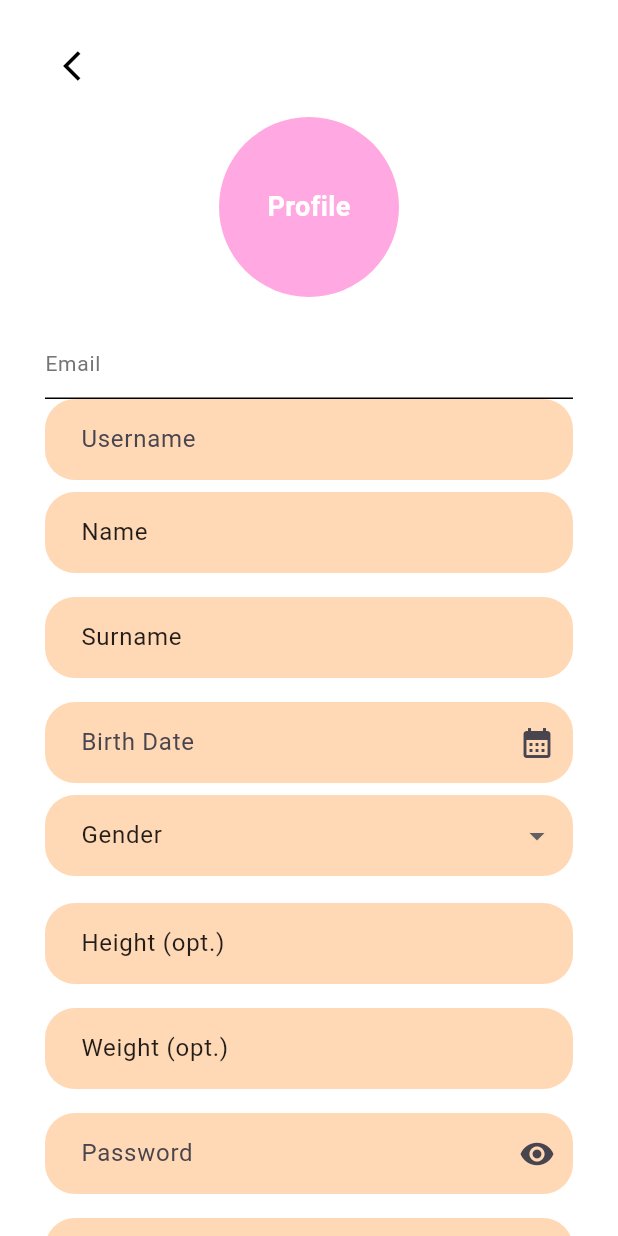
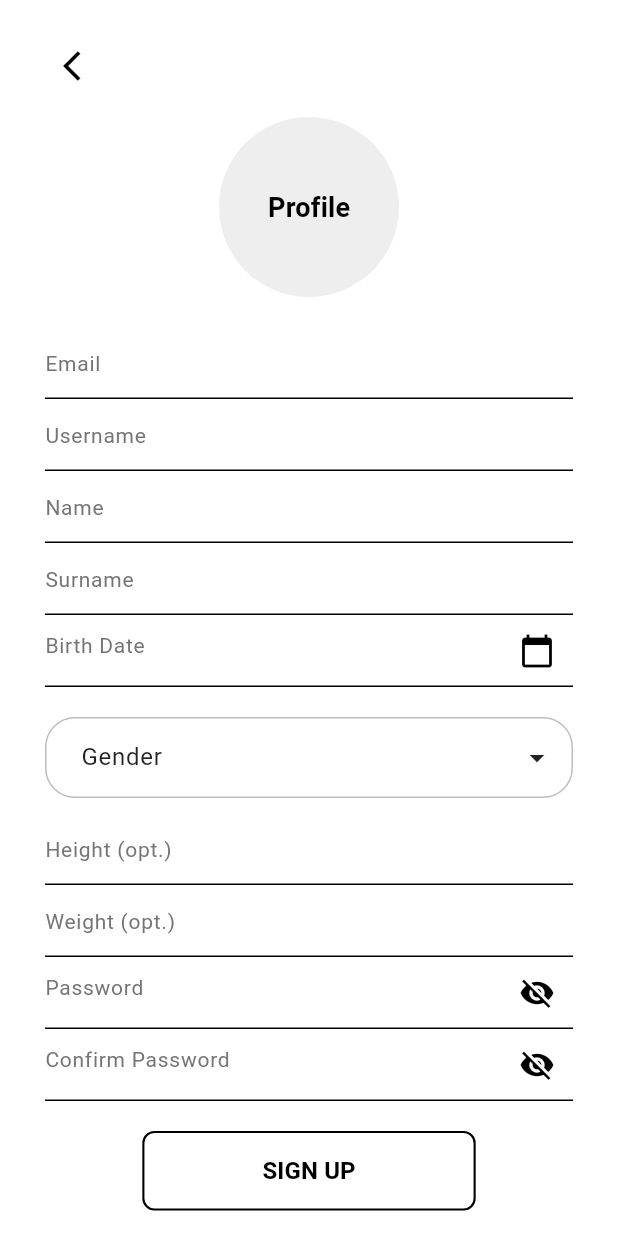
Before and after one commit to Elifsudeozmen/se380gymprojectt, a Flutter app: the screen it shows after launch, after a tap on "Sign Up", on a phone screen of 412 x 824 dp. Run offline on Flutter 3.47's test engine with Material 3 defaults, Android fonts, the phone set to English and light mode, and no system bars; our stand-ins replace cloud_firestore, firebase_auth, firebase_core; accounts and stored records are empty.

Commit message:
ui design change

```diff
--- a/lib/_lib/features/profile_page/presentation/profile_page.dart
+++ b/lib/_lib/features/profile_page/presentation/profile_page.dart
@@ -84,21 +84,46 @@ class _ProfilePageState extends State<ProfilePage> {
                 ProfileTextField(label: "Surname", controller: surnameCtrl),
 
                 ProfileDateField(label: "Birth Date", controller: birthCtrl),
-
+                const SizedBox(height: 20),
                 DropdownButtonFormField<String>(
   decoration: InputDecoration(
     labelText: "Gender",
     labelStyle: const TextStyle(color: Colors.black87),
     filled: true,
-                    fillColor: const Color(0xFFFFD8B5),
+    fillColor: Colors.white,
     border: OutlineInputBorder(
       borderRadius: BorderRadius.circular(20),
-                      borderSide: BorderSide.none,
+      borderSide: const BorderSide(
+        color: Colors.black26,
+      ),
+    ),
+    enabledBorder: OutlineInputBorder(
+      borderRadius: BorderRadius.circular(20),
+      borderSide: const BorderSide(
+        color: Colors.black26,
+      ),
+    ),
+    focusedBorder: OutlineInputBorder(
+      borderRadius: BorderRadius.circular(20),
+      borderSide: const BorderSide(
+        color: Colors.black,
+        width: 1.3,
+      ),
     ),
     contentPadding: const EdgeInsets.symmetric(
       horizontal: 20,
       vertical: 15,
     ),
+  ),
+  icon: const Icon(
+    Icons.arrow_drop_down,
+    color: Colors.black87,
+  ),
+  dropdownColor: Colors.white,
+  style: const TextStyle(
+    color: Colors.black,
+    fontSize: 16,
+    fontWeight: FontWeight.w500,
   ),
   value: selectedGender,
   items: const [
@@ -106,10 +131,9 @@ class _ProfilePageState extends State<ProfilePage> {
     DropdownMenuItem(value: "Female", child: Text("Female")),
     DropdownMenuItem(value: "Other", child: Text("Other")),
   ],
-                  onChanged: (value) {
-                    setState(() => selectedGender = value);
-                  },
+  onChanged: (value) => setState(() => selectedGender = value),
 ),
+
 
                 const SizedBox(height: 10),
                 ProfileTextField(
--- a/lib/_lib/features/profile_page/presentation/widgets/password_field.dart
+++ b/lib/_lib/features/profile_page/presentation/widgets/password_field.dart
@@ -23,26 +23,35 @@ class _PasswordFieldState extends State<PasswordField> {
 
   @override
   Widget build(BuildContext context) {
-    return Padding(
-      padding: const EdgeInsets.symmetric(vertical: 8.0),
-      child: TextField(
-        controller: internalController,
-        obscureText: _obscure,
-        decoration: InputDecoration(
-          labelText: widget.label,
-          filled: true,
-          fillColor: const Color(0xFFFFD8B5),
-          border: OutlineInputBorder(
-            borderRadius: BorderRadius.circular(20),
-            borderSide: BorderSide.none,
+    return TextField(
+      controller: internalController,
+      obscureText: _obscure,
+      cursorColor: Colors.black,
+      decoration: InputDecoration(
+        hintText: widget.label,
+        hintStyle: TextStyle(
+          fontSize: 14,
+          color: Colors.grey.shade600,
+        ),
+        suffixIcon: IconButton(
+          icon: Icon(
+            _obscure ? Icons.visibility_off : Icons.visibility,
+            color: Colors.black,
           ),
-          contentPadding: const EdgeInsets.symmetric(horizontal: 20, vertical: 15),
-          suffixIcon: IconButton(
-            icon: Icon(_obscure ? Icons.visibility : Icons.visibility_off),
-            onPressed: () => setState(() => _obscure = !_obscure),
-          ),
+          onPressed: () {
+            setState(() {
+              _obscure = !_obscure;
+            });
+          },
+        ),
+        enabledBorder: const UnderlineInputBorder(
+          borderSide: BorderSide(color: Colors.black, width: 1),
+        ),
+        focusedBorder: const UnderlineInputBorder(
+          borderSide: BorderSide(color: Colors.black, width: 1.2),
         ),
       ),
+      style: const TextStyle(fontSize: 16, color: Colors.black),
     );
   }
 
--- a/lib/_lib/features/profile_page/presentation/widgets/profile_avatar.dart
+++ b/lib/_lib/features/profile_page/presentation/widgets/profile_avatar.dart
@@ -6,26 +6,15 @@ class ProfileAvatar extends StatelessWidget {
 
   @override
   Widget build(BuildContext context) {
-    //daire şeklinde bir avatar olsun diye container kullandım
-    return Container(
-      width: 120,
-      height: 120,
-      // daire şekli ve arka plan rengini decoration ile ayarlıyorum BoxDecoration ile
-      decoration: const BoxDecoration(
-        color: Color.fromARGB(255, 255, 168, 225),
-        //containerı daire şekline sokmak için noralde dikdörtgen olur ama burada shape ile  tam daire yaptık
-        shape: BoxShape.circle,
-      ),
-      //dairenin ortasında "Profile" yazısı olacak
-      child: const Center(
-        child: Text(
-          "Profile",
-          style: TextStyle(
-            fontSize: 18,
-            // yazıyı kalın yaptım
-            fontWeight: FontWeight.bold,
-            color: Colors.white,
-          ),
+    return CircleAvatar(
+      radius: 60,
+      backgroundColor: Colors.grey.shade200,
+      child: const Text(
+        "Profile",
+        style: TextStyle(
+          fontSize: 18,
+          fontWeight: FontWeight.bold,
+          color: Colors.black,
         ),
       ),
     );
--- a/lib/_lib/features/profile_page/presentation/widgets/profile_datefield.dart
+++ b/lib/_lib/features/profile_page/presentation/widgets/profile_datefield.dart
@@ -41,30 +41,31 @@ class _ProfileDateFieldState extends State<ProfileDateField> {
 
   @override
   Widget build(BuildContext context) {
-    return Padding(
-      padding: const EdgeInsets.symmetric(vertical: 8.0),
-      child: TextField(
-        controller: internalController,
-        readOnly: true,
-        onTap: _pickDate,
-        decoration: InputDecoration(
-          labelText: widget.label,
-          filled: true,
-          fillColor: const Color(0xFFFFD8B5),
-          border: OutlineInputBorder(
-            borderRadius: BorderRadius.circular(20),
-            borderSide: BorderSide.none,
-          ),
-          contentPadding: const EdgeInsets.symmetric(horizontal: 20, vertical: 15),
-          suffixIcon: const Icon(Icons.calendar_month),
+    return TextField(
+      controller: internalController,
+      readOnly: true,
+      cursorColor: Colors.black,
+      decoration: InputDecoration(
+        hintText: widget.label,
+        hintStyle: TextStyle(
+          fontSize: 14,
+          color: Colors.grey.shade600,
+        ),
+        suffixIcon: const Icon(Icons.calendar_today, color: Colors.black),
+        enabledBorder: const UnderlineInputBorder(
+          borderSide: BorderSide(color: Colors.black, width: 1),
+        ),
+        focusedBorder: const UnderlineInputBorder(
+          borderSide: BorderSide(color: Colors.black, width: 1.2),
         ),
       ),
+      style: const TextStyle(fontSize: 16, color: Colors.black),
+      onTap: _pickDate,
     );
   }
 
   @override
   void dispose() {
-    // Eğer dışarıdan controller verilmediyse internalController bizim oluşturduğumuz.
     if (widget.controller == null) {
       internalController.dispose();
     }
--- a/lib/_lib/features/profile_page/presentation/widgets/profile_textfield.dart
+++ b/lib/_lib/features/profile_page/presentation/widgets/profile_textfield.dart
@@ -16,25 +16,26 @@ class ProfileTextField extends StatelessWidget {
 
   @override
   Widget build(BuildContext context) {
-    return Padding(
-      padding: const EdgeInsets.symmetric(vertical: 8.0),
-      child: TextField(
-        controller: controller,
-        keyboardType: isNumberOnly ? TextInputType.number : TextInputType.text,
-        inputFormatters:
-            isNumberOnly ? <TextInputFormatter>[FilteringTextInputFormatter.digitsOnly] : null,
-        decoration: InputDecoration(
-          labelText: label,
-          labelStyle: const TextStyle(color: Colors.black87),
-          filled: true,
-          fillColor: const Color(0xFFFFD8B5),
-          border: OutlineInputBorder(
-            borderRadius: BorderRadius.circular(20),
-            borderSide: BorderSide.none,
-          ),
-          contentPadding: const EdgeInsets.symmetric(horizontal: 20, vertical: 15),
+    return TextField(
+      controller: controller,
+      keyboardType: isNumberOnly ? TextInputType.number : TextInputType.text,
+      cursorColor: Colors.black,
+      inputFormatters:
+          isNumberOnly ? [FilteringTextInputFormatter.digitsOnly] : null,
+      decoration: InputDecoration(
+        hintText: label,
+        hintStyle: TextStyle(
+          fontSize: 14,
+          color: Colors.grey.shade600,
+        ),
+        enabledBorder: const UnderlineInputBorder(
+          borderSide: BorderSide(color: Colors.black, width: 1),
+        ),
+        focusedBorder: const UnderlineInputBorder(
+          borderSide: BorderSide(color: Colors.black, width: 1.2),
         ),
       ),
+      style: const TextStyle(fontSize: 16, color: Colors.black),
     );
   }
 }
--- a/lib/_lib/features/profile_page/presentation/widgets/signup_button.dart
+++ b/lib/_lib/features/profile_page/presentation/widgets/signup_button.dart
@@ -7,20 +7,21 @@ class SignUpButton extends StatelessWidget {
 
   @override
   Widget build(BuildContext context) {
-    return ElevatedButton(
-      onPressed: onPressed, // <-- dışarıdan aldığımız fonksiyonu çağırıyoruz
-      style: ElevatedButton.styleFrom(
-        backgroundColor: const Color(0xFFFFA8E1),
+    return OutlinedButton(
+      onPressed: onPressed,
+      style: OutlinedButton.styleFrom(
+        padding: const EdgeInsets.symmetric(horizontal: 80, vertical: 15),
+        side: const BorderSide(color: Colors.black, width: 1.4),
         shape: RoundedRectangleBorder(
-          borderRadius: BorderRadius.circular(20),
+          borderRadius: BorderRadius.circular(8),
         ),
-        padding: const EdgeInsets.symmetric(horizontal: 80, vertical: 15),
       ),
       child: const Text(
         "SIGN UP",
         style: TextStyle(
           fontWeight: FontWeight.bold,
-          color: Colors.white,
+          color: Colors.black,
+          fontSize: 16,
         ),
       ),
     );
--- a/lib/_lib/features/profile_page/presentation/widgets/username_field.dart
+++ b/lib/_lib/features/profile_page/presentation/widgets/username_field.dart
@@ -7,21 +7,23 @@ class UsernameField extends StatelessWidget {
 
   @override
   Widget build(BuildContext context) {
-    return TextFormField(
+    return TextField(
       controller: controller,
+      cursorColor: Colors.black,
       decoration: InputDecoration(
-        labelText: "Username",
-        filled: true,
-        fillColor: const Color(0xFFFFD8B5),
-        border: OutlineInputBorder(
-          borderRadius: BorderRadius.circular(20),
-          borderSide: BorderSide.none,
+        hintText: "Username",
+        hintStyle: TextStyle(
+          fontSize: 14,
+          color: Colors.grey.shade600,
         ),
-        contentPadding: const EdgeInsets.symmetric(
-          horizontal: 20,
-          vertical: 15,
+        enabledBorder: const UnderlineInputBorder(
+          borderSide: BorderSide(color: Colors.black, width: 1),
+        ),
+        focusedBorder: const UnderlineInputBorder(
+          borderSide: BorderSide(color: Colors.black, width: 1.2),
         ),
       ),
+      style: const TextStyle(fontSize: 16, color: Colors.black),
     );
   }
 }
```
Lines whose indentation alone changed are shown as unchanged.
